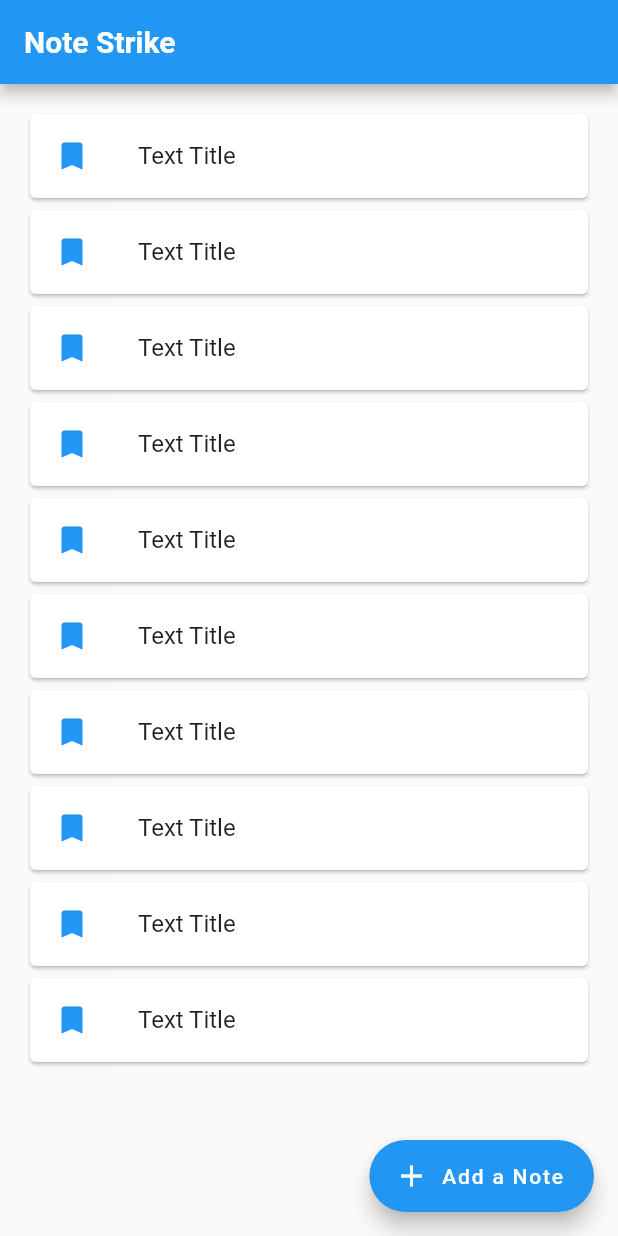
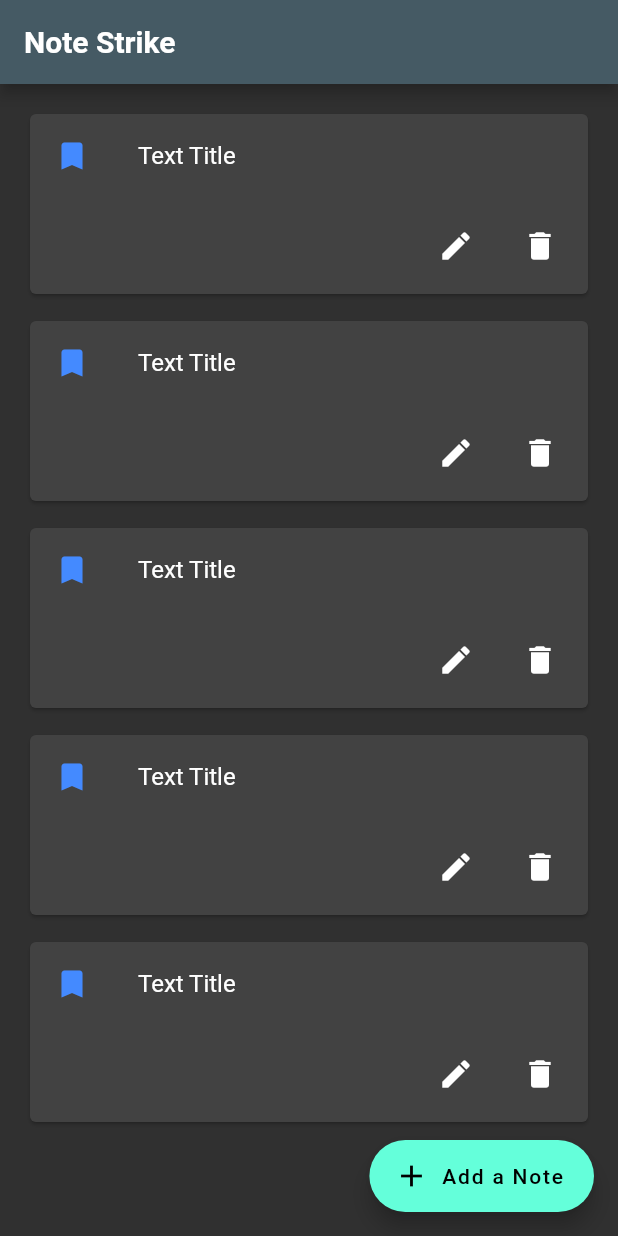
Before and after one commit to aadithyen/notestrike, a Flutter app: the screen it shows after launch, on a phone screen of 412 x 824 dp. Run offline on Flutter 3.47's test engine with Material 2 defaults, Android fonts, the phone set to English and light mode, and no system bars.

Commit message:
Theme and Layout 0.1

```diff
--- a/lib/main.dart
+++ b/lib/main.dart
@@ -13,7 +13,14 @@ void main() => runApp(NoteStrike());
 class NoteStrike extends StatelessWidget {
   @override
   Widget build(BuildContext context) {
-    return new MaterialApp(title: "Note Strike", home: Body());
+    return new MaterialApp(
+      title: "Note Strike",
+      home: Body(),
+      theme: ThemeData(
+        brightness: Brightness.dark,
+        primaryColor: Colors.blueGrey[700],
+      )
+    );
   }
 }
 
@@ -34,6 +41,7 @@ class BodyState extends State<Body> {
             fontWeight: FontWeight.bold
           ),
         ),
+       // backgroundColor: Color.fromRGBO(30, 4, 40, 1.0),
       ),
       floatingActionButton: FloatingActionButton.extended(
         icon: Icon(Icons.add),
@@ -42,12 +50,18 @@ class BodyState extends State<Body> {
           print("Pressed");
         }
       ),
-      body: new ListView.builder(
-        padding: new EdgeInsets.all(16.0),
-        itemCount: 10,
-        itemBuilder: (BuildContext context, int index) {
-          return new NoteCard();
-        },
+      body: new Container(
+        child: ListView.builder(
+          padding: new EdgeInsets.all(16.0),
+          itemCount: 5,
+          itemBuilder: (BuildContext context, int index) {
+            return new Container(
+              child: NoteCard(),
+              padding: EdgeInsets.only(bottom:10.0),
+              );
+          },
+        ),
+       // color: Colors.grey[900],
       )
     );
   }
--- a/lib/notecard.dart
+++ b/lib/notecard.dart
@@ -11,18 +11,41 @@ class NoteCardState extends State<NoteCard> {
   @override
     Widget build(BuildContext context) {
       return new Card(
+        child: new InkWell(
           child: new Container(
             child: new Column(
               children: <Widget>[
                 new ListTile(
                   leading: new Icon(
                     Icons.bookmark,
-                  color: Colors.blue,
+                    color: Colors.blueAccent,
                   ),
                   title: new Text("Text Title")
+                ),
+                new ButtonTheme.bar(
+                  child: new ButtonBar(
+                    children: <Widget>[
+                      new IconButton(
+                        onPressed: () {
+
+                        },
+                        icon: Icon(Icons.edit),
+                      ),
+                      new IconButton(
+                        onPressed: () {
+
+                        },
+                        icon: Icon(Icons.delete),
+                      )
+                    ]
+                  ),
                 )
               ],
             ),
+          ),
+          onTap: () {
+            print("Pressed on Card");
+          },
         )
       );
     }
```
Lines whose indentation alone changed are shown as unchanged.
